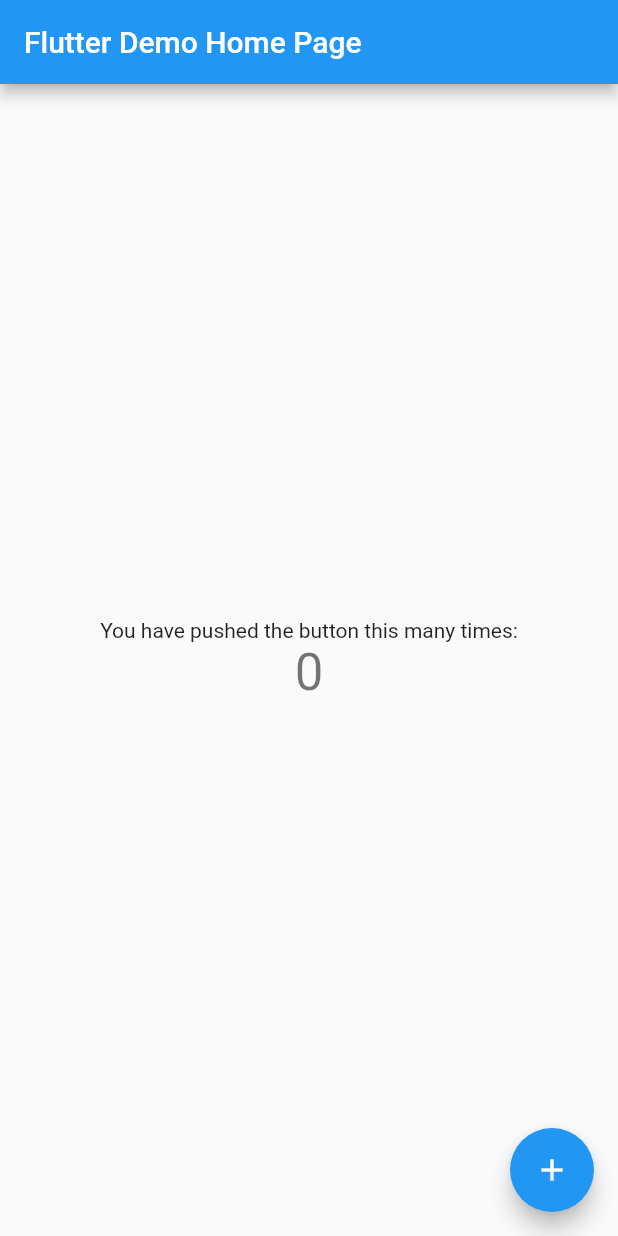
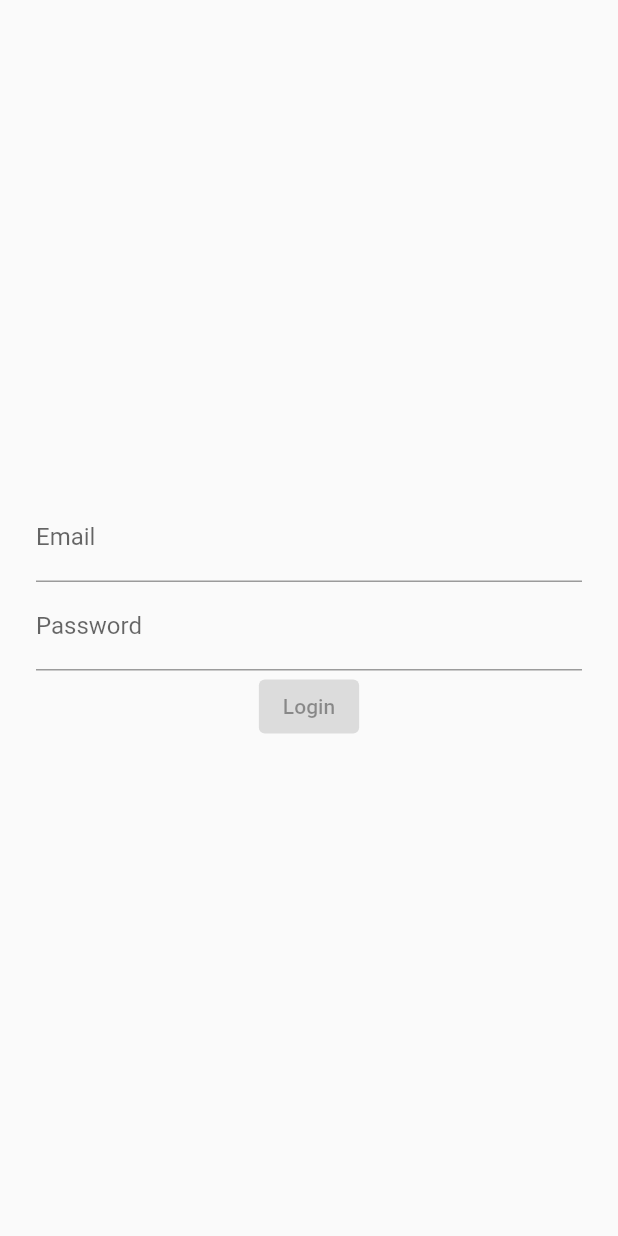
Before and after one commit to MandoCastillo/products, a Flutter app: the screen it shows after launch, on a phone screen of 412 x 824 dp. Run offline on Flutter 3.47's test engine with Material 2 defaults, Android fonts, the phone set to English and light mode, and no system bars; our stand-ins replace bloc, flutter_bloc.

Commit message:
Login con flutter_bloc

```diff
--- /dev/null
+++ b/lib/bloc/auth/auth_event.dart
@@ -0,0 +1,12 @@
+part of 'auth_bloc.dart';
+
+@immutable
+abstract class AuthEvent {}
+
+class AuthSuccess extends AuthEvent {
+  final bool isLogged;
+  final String token;
+  final String userEmail;
+
+  AuthSuccess({this.isLogged, this.token, this.userEmail});
+}
--- /dev/null
+++ b/lib/bloc/auth/auth_state.dart
@@ -0,0 +1,15 @@
+part of 'auth_bloc.dart';
+
+class AuthState {
+  final String token;
+  final String userEmail;
+  final bool isLogged;
+
+  AuthState({this.token, this.userEmail, this.isLogged});
+
+  AuthState copyWith({String token, String userEmail, bool isLogged}) =>
+      new AuthState(
+          token: token ?? this.token,
+          userEmail: userEmail ?? this.userEmail,
+          isLogged: isLogged ?? this.isLogged);
+}
--- /dev/null
+++ b/lib/bloc/login/login_bloc.dart
@@ -0,0 +1,74 @@
+import 'dart:async';
+
+import 'package:bloc/bloc.dart';
+import 'package:meta/meta.dart';
+import 'package:productos/bloc/auth/auth_bloc.dart';
+import 'package:productos/providers/auth_provider.dart';
+
+part 'login_event.dart';
+part 'login_state.dart';
+
+class LoginBloc extends Bloc<LoginEvent, LoginState> {
+  final AuthBloc authBloc;
+
+  LoginBloc({this.authBloc}) : super(LoginState());
+
+  final authProvider = new AuthProvider();
+
+  @override
+  Stream<LoginState> mapEventToState(
+    LoginEvent event,
+  ) async* {
+    if (event is LoginEmailChanged) {
+      yield _mapEmailChangedToState(event, state);
+    } else if (event is LoginPasswordChanged) {
+      yield _mapPasswordChangedToState(event, state);
+    } else if (event is LoginSubmitted) {
+      yield* _mapLoginSubmittedToState(event, state);
+    }
+  }
+
+  LoginState _mapEmailChangedToState(
+      LoginEmailChanged event, LoginState state) {
+    final isValid = state.password.length > 4 && event.email.length > 4;
+    return state.copyWith(email: event.email, isValid: isValid);
+  }
+
+  LoginState _mapPasswordChangedToState(
+      LoginPasswordChanged event, LoginState state) {
+    final isValid = state.email.length > 4 && event.password.length > 4;
+    return state.copyWith(password: event.password, isValid: isValid);
+  }
+
+  Stream<LoginState> _mapLoginSubmittedToState(
+      LoginSubmitted event, LoginState state) async* {
+    yield state.copyWith(isLoading: true);
+    try {
+      final response = await authProvider.login(state.email, state.password);
+      // print(response['ok']);
+      // print(response['token'] ?? response['message']);
+      if (response['ok']) {
+        yield state.copyWith(
+            isLoading: false,
+            // isLogged: response['ok'],
+            // token: response['token'],
+            // userEmail: response['email'],
+            email: '',
+            password: '',
+            isValid: false);
+        this.authBloc.add(AuthSuccess(
+            isLogged: true,
+            token: response['token'],
+            userEmail: response['email']));
+      } else {
+        yield state.copyWith(
+          isLoading: false,
+          // isLogged: response['ok']
+        );
+      }
+    } catch (e) {
+      print(e);
+      yield state.copyWith(isLoading: false);
+    }
+  }
+}
--- /dev/null
+++ b/lib/bloc/login/login_event.dart
@@ -0,0 +1,18 @@
+part of 'login_bloc.dart';
+
+@immutable
+abstract class LoginEvent {}
+
+class LoginEmailChanged extends LoginEvent {
+  final String email;
+
+  LoginEmailChanged(this.email);
+}
+
+class LoginPasswordChanged extends LoginEvent {
+  final String password;
+
+  LoginPasswordChanged(this.password);
+}
+
+class LoginSubmitted extends LoginEvent {}
--- /dev/null
+++ b/lib/bloc/login/login_state.dart
@@ -0,0 +1,40 @@
+part of 'login_bloc.dart';
+
+class LoginState {
+  final String email;
+  final String password;
+  // final String token;
+  // final String userEmail;
+  final bool isValid;
+  final bool isLoading;
+  // final bool isLogged;
+
+  LoginState({
+    this.email = '',
+    this.password = '',
+    // this.token = '',
+    // this.userEmail = '',
+    this.isValid = false,
+    this.isLoading = false,
+    // this.isLogged = false,
+  });
+
+  LoginState copyWith({
+    String email,
+    String password,
+    // String token,
+    // String userEmail,
+    bool isValid,
+    bool isLoading,
+    // bool isLogged
+  }) =>
+      LoginState(
+        email: email ?? this.email,
+        password: password ?? this.password,
+        // token: token ?? this.token,
+        // userEmail: userEmail ?? this.userEmail,
+        isValid: isValid ?? this.isValid,
+        isLoading: isLoading ?? this.isLoading,
+        // isLogged: isLogged ?? this.isLogged
+      );
+}
--- /dev/null
+++ b/lib/bloc/products/products_event.dart
@@ -0,0 +1,4 @@
+part of 'products_bloc.dart';
+
+@immutable
+abstract class ProductsEvent {}
--- /dev/null
+++ b/lib/bloc/products/products_state.dart
@@ -0,0 +1,6 @@
+part of 'products_bloc.dart';
+
+@immutable
+abstract class ProductsState {}
+
+class ProductsInitial extends ProductsState {}
--- a/lib/main.dart
+++ b/lib/main.dart
@@ -1,113 +1,35 @@
 import 'package:flutter/material.dart';
+import 'package:flutter_bloc/flutter_bloc.dart';
+import 'package:productos/bloc/auth/auth_bloc.dart';
+import 'package:productos/bloc/login/login_bloc.dart';
+import 'package:productos/pages/login_page.dart';
+import 'package:productos/pages/product_form_page.dart';
+import 'package:productos/pages/products_page.dart';
 
-void main() {
-  runApp(MyApp());
-}
+void main() => runApp(MyApp());
 
 class MyApp extends StatelessWidget {
-  // This widget is the root of your application.
   @override
   Widget build(BuildContext context) {
-    return MaterialApp(
-      title: 'Flutter Demo',
-      theme: ThemeData(
-        // This is the theme of your application.
-        //
-        // Try running your application with "flutter run". You'll see the
-        // application has a blue toolbar. Then, without quitting the app, try
-        // changing the primarySwatch below to Colors.green and then invoke
-        // "hot reload" (press "r" in the console where you ran "flutter run",
-        // or simply save your changes to "hot reload" in a Flutter IDE).
-        // Notice that the counter didn't reset back to zero; the application
-        // is not restarted.
-        primarySwatch: Colors.blue,
+    return MultiBlocProvider(
+      providers: [
+        BlocProvider<AuthBloc>(
+          create: (BuildContext context) => new AuthBloc(),
+        ),
+        BlocProvider<LoginBloc>(
+          create: (BuildContext context) =>
+              new LoginBloc(authBloc: BlocProvider.of<AuthBloc>(context)),
+        ),
+      ],
+      child: MaterialApp(
+        title: 'Productos',
+        initialRoute: 'login',
+        routes: {
+          'login': (BuildContext context) => LoginPage(),
+          'products': (_) => ProductsPage(),
+          'products-form': (_) => ProductsFormPage(),
+        },
       ),
-      home: MyHomePage(title: 'Flutter Demo Home Page'),
     );
   }
 }
-
-class MyHomePage extends StatefulWidget {
-  MyHomePage({Key key, this.title}) : super(key: key);
-
-  // This widget is the home page of your application. It is stateful, meaning
-  // that it has a State object (defined below) that contains fields that affect
-  // how it looks.
-
-  // This class is the configuration for the state. It holds the values (in this
-  // case the title) provided by the parent (in this case the App widget) and
-  // used by the build method of the State. Fields in a Widget subclass are
-  // always marked "final".
-
-  final String title;
-
-  @override
-  _MyHomePageState createState() => _MyHomePageState();
-}
-
-class _MyHomePageState extends State<MyHomePage> {
-  int _counter = 0;
-
-  void _incrementCounter() {
-    setState(() {
-      // This call to setState tells the Flutter framework that something has
-      // changed in this State, which causes it to rerun the build method below
-      // so that the display can reflect the updated values. If we changed
-      // _counter without calling setState(), then the build method would not be
-      // called again, and so nothing would appear to happen.
-      _counter++;
-    });
-  }
-
-  @override
-  Widget build(BuildContext context) {
-    // This method is rerun every time setState is called, for instance as done
-    // by the _incrementCounter method above.
-    //
-    // The Flutter framework has been optimized to make rerunning build methods
-    // fast, so that you can just rebuild anything that needs updating rather
-    // than having to individually change instances of widgets.
-    return Scaffold(
-      appBar: AppBar(
-        // Here we take the value from the MyHomePage object that was created by
-        // the App.build method, and use it to set our appbar title.
-        title: Text(widget.title),
-      ),
-      body: Center(
-        // Center is a layout widget. It takes a single child and positions it
-        // in the middle of the parent.
-        child: Column(
-          // Column is also a layout widget. It takes a list of children and
-          // arranges them vertically. By default, it sizes itself to fit its
-          // children horizontally, and tries to be as tall as its parent.
-          //
-          // Invoke "debug painting" (press "p" in the console, choose the
-          // "Toggle Debug Paint" action from the Flutter Inspector in Android
-          // Studio, or the "Toggle Debug Paint" command in Visual Studio Code)
-          // to see the wireframe for each widget.
-          //
-          // Column has various properties to control how it sizes itself and
-          // how it positions its children. Here we use mainAxisAlignment to
-          // center the children vertically; the main axis here is the vertical
-          // axis because Columns are vertical (the cross axis would be
-          // horizontal).
-          mainAxisAlignment: MainAxisAlignment.center,
-          children: <Widget>[
-            Text(
-              'You have pushed the button this many times:',
-            ),
-            Text(
-              '$_counter',
-              style: Theme.of(context).textTheme.headline4,
-            ),
-          ],
-        ),
-      ),
-      floatingActionButton: FloatingActionButton(
-        onPressed: _incrementCounter,
-        tooltip: 'Increment',
-        child: Icon(Icons.add),
-      ), // This trailing comma makes auto-formatting nicer for build methods.
-    );
-  }
-}
--- /dev/null
+++ b/lib/pages/login_page.dart
@@ -0,0 +1,81 @@
+import 'package:flutter/material.dart';
+import 'package:flutter_bloc/flutter_bloc.dart';
+import 'package:productos/bloc/auth/auth_bloc.dart';
+import 'package:productos/bloc/login/login_bloc.dart';
+
+class LoginPage extends StatelessWidget {
+  static Route route() => MaterialPageRoute(builder: (_) => LoginPage());
+
+  @override
+  Widget build(BuildContext context) {
+    return Scaffold(
+      body: BlocListener<AuthBloc, AuthState>(
+        listener: (context, state) {
+          print(state);
+          if (state.isLogged) {
+            Navigator.pushNamedAndRemoveUntil(
+                context, 'products', (route) => false);
+          }
+        },
+        child: Container(
+          padding: EdgeInsets.symmetric(horizontal: 24),
+          child: Column(
+            mainAxisAlignment: MainAxisAlignment.center,
+            children: [_EmailInput(), _PasswordInput(), _LoginButton()],
+          ),
+        ),
+      ),
+    );
+  }
+}
+
+class _EmailInput extends StatelessWidget {
+  @override
+  Widget build(BuildContext context) {
+    final loginBloc = BlocProvider.of<LoginBloc>(context);
+    return TextField(
+      onChanged: (value) => loginBloc.add(LoginEmailChanged(value)),
+      keyboardType: TextInputType.emailAddress,
+      decoration: InputDecoration(
+        labelText: 'Email',
+      ),
+    );
+  }
+}
+
+class _PasswordInput extends StatelessWidget {
+  @override
+  Widget build(BuildContext context) {
+    final loginBloc = BlocProvider.of<LoginBloc>(context);
+    return TextField(
+      onChanged: (value) => loginBloc.add(LoginPasswordChanged(value)),
+      obscureText: true,
+      decoration: InputDecoration(
+        labelText: 'Password',
+      ),
+    );
+  }
+}
+
+class _LoginButton extends StatelessWidget {
+  @override
+  Widget build(BuildContext context) {
+    final loginBloc = BlocProvider.of<LoginBloc>(context);
+    return BlocBuilder<LoginBloc, LoginState>(
+      // buildWhen: (previous, current) => previous.status != current.status,
+      builder: (context, state) {
+        return state.isLoading
+            ? const CircularProgressIndicator()
+            : ElevatedButton(
+                key: const Key('loginForm_continue_raisedButton'),
+                child: const Text('Login'),
+                onPressed: state.isValid
+                    ? () {
+                        loginBloc.add(LoginSubmitted());
+                      }
+                    : null,
+              );
+      },
+    );
+  }
+}
--- /dev/null
+++ b/lib/providers/auth_provider.dart
@@ -0,0 +1,29 @@
+import 'dart:convert';
+
+import 'package:http/http.dart' as http;
+import 'package:productos/utils/const.dart';
+
+class AuthProvider {
+  Future<Map<String, dynamic>> login(String email, String password) async {
+    final _endpoint = Uri.parse(
+        '${Const.baseUrlAuth}:signInWithPassword?key=AIzaSyD2kJhAdZWKo1Zy_FWQ8LBE_-9bfrW1eOc');
+    final authData = {
+      'email': email,
+      'password': password,
+      'returnSecureToken': true
+    };
+
+    final response = await http.post(_endpoint, body: jsonEncode(authData));
+
+    final Map<String, dynamic> decodeResponse = jsonDecode(response.body);
+
+    if (decodeResponse.containsKey('idToken')) {
+      return {
+        'ok': true,
+        'token': decodeResponse['idToken'],
+        'email': decodeResponse['email']
+      };
+    }
+    return {'ok': false, 'message': decodeResponse['error']['message']};
+  }
+}
--- /dev/null
+++ b/lib/utils/const.dart
@@ -0,0 +1,6 @@
+class Const {
+  static final baseUrlApi =
+      'https://flutter-varios-bee09-default-rtdb.firebaseio.com';
+  static final baseUrlAuth =
+      'https://identitytoolkit.googleapis.com/v1/accounts';
+}
--- a/pubspec.yaml
+++ b/pubspec.yaml
@@ -28,6 +28,9 @@ dependencies:
   # The following adds the Cupertino Icons font to your application.
   # Use with the CupertinoIcons class for iOS style icons.
   cupertino_icons: ^1.0.2
+  http: ^0.13.1
+  flutter_bloc: ^7.0.0
+  bloc: ^7.0.0
 
 dev_dependencies:
   flutter_test:
```
Also changed, not shown: lib/bloc/auth/auth_bloc.dart (added, +27 -0 lines), lib/bloc/products/products_bloc.dart (added, +18 -0 lines), lib/pages/product_form_page.dart (added, +12 -0 lines), lib/pages/products_page.dart (added, +18 -0 lines), pubspec.lock.
